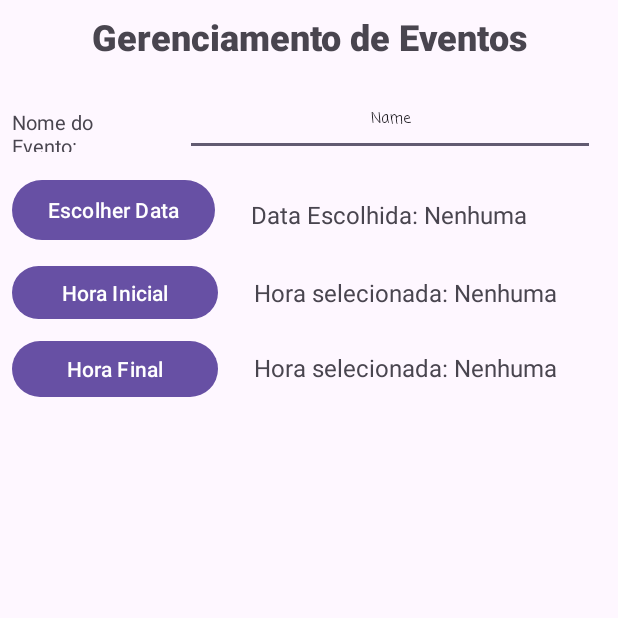
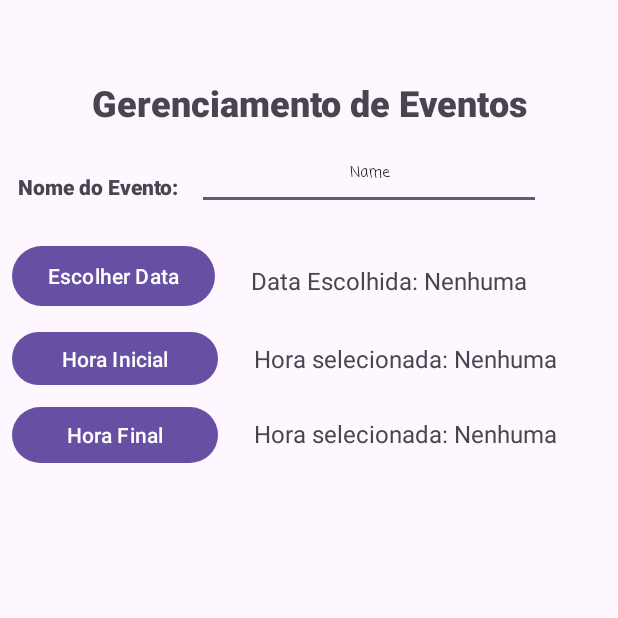
Before and after one commit to BRADDTELES/appEventos, an Android app: the screen it shows after launch (MainActivity), on a phone screen of 412 x 824 dp, the top half of it. Run offline under Robolectric (Android 15) with nearby library versions, the phone set to English and light mode, and no system bars.

Commit message:
Encaixando alguns LinearLayout Vertical e Horizontal #01

```diff
--- a/app/src/main/res/layout/activity_main.xml
+++ b/app/src/main/res/layout/activity_main.xml
@@ -11,10 +11,12 @@
         android:id="@+id/linearLayout"
         android:layout_width="match_parent"
         android:layout_height="40dp"
-        android:layout_marginTop="8dp"
+        android:layout_marginBottom="680dp"
         android:orientation="vertical"
-        app:layout_constraintTop_toTopOf="parent"
-        tools:layout_editor_absoluteX="1dp">
+        app:layout_constraintBottom_toBottomOf="parent"
+        app:layout_constraintEnd_toEndOf="parent"
+        app:layout_constraintStart_toStartOf="parent"
+        app:layout_constraintTop_toTopOf="parent">
 
         <TextView
             android:id="@+id/textView"
@@ -39,18 +41,6 @@
         app:layout_constraintStart_toEndOf="@+id/button"
         app:layout_constraintTop_toBottomOf="@+id/linearLayout" />
 
-    <TextView
-        android:id="@+id/textView3"
-        android:layout_width="100dp"
-        android:layout_height="29dp"
-        android:layout_marginStart="8dp"
-        android:layout_marginTop="24dp"
-        android:fontFamily="sans-serif"
-        android:text="@string/text_view_name_evento"
-        android:textSize="13sp"
-        app:layout_constraintStart_toStartOf="parent"
-        app:layout_constraintTop_toBottomOf="@+id/linearLayout" />
-
     <Button
         android:id="@+id/button"
         android:layout_width="wrap_content"
@@ -60,22 +50,6 @@
         android:onClick="escolherDataButtonAction"
         android:text="@string/label_escolher_data"
         app:layout_constraintStart_toStartOf="parent"
-        app:layout_constraintTop_toBottomOf="@+id/linearLayout" />
-
-    <EditText
-        android:id="@+id/nomeEditText"
-        android:layout_width="273dp"
-        android:layout_height="wrap_content"
-        android:layout_marginTop="8dp"
-        android:ems="10"
-        android:fontFamily="casual"
-        android:gravity="center"
-        android:inputType="text"
-        android:minHeight="48dp"
-        android:text="Name"
-        android:textSize="10sp"
-        app:layout_constraintEnd_toEndOf="parent"
-        app:layout_constraintStart_toEndOf="@+id/textView3"
         app:layout_constraintTop_toBottomOf="@+id/linearLayout" />
 
     <Button
@@ -124,4 +98,40 @@
         app:layout_constraintStart_toEndOf="@+id/selecionarHoraFinalButton"
         app:layout_constraintTop_toBottomOf="@+id/linearLayout" />
 
+    <LinearLayout
+        android:layout_width="409dp"
+        android:layout_height="66dp"
+        android:orientation="vertical"
+        app:layout_constraintTop_toBottomOf="@+id/linearLayout"
+        tools:layout_editor_absoluteX="1dp">
+
+        <LinearLayout
+            android:layout_width="match_parent"
+            android:layout_height="match_parent"
+            android:orientation="horizontal">
+
+            <TextView
+                android:id="@+id/textView3"
+                android:layout_width="131dp"
+                android:layout_height="29dp"
+                android:layout_gravity="center"
+                android:fontFamily="sans-serif-black"
+                android:gravity="center"
+                android:text="@string/text_view_name_evento"
+                android:textSize="14sp" />
+
+            <EditText
+                android:id="@+id/nomeEditText"
+                android:layout_width="229dp"
+                android:layout_height="wrap_content"
+                android:ems="10"
+                android:fontFamily="casual"
+                android:gravity="center"
+                android:inputType="text"
+                android:minHeight="48dp"
+                android:text="Name"
+                android:textSize="10sp" />
+        </LinearLayout>
+    </LinearLayout>
+
 </androidx.constraintlayout.widget.ConstraintLayout>
```
